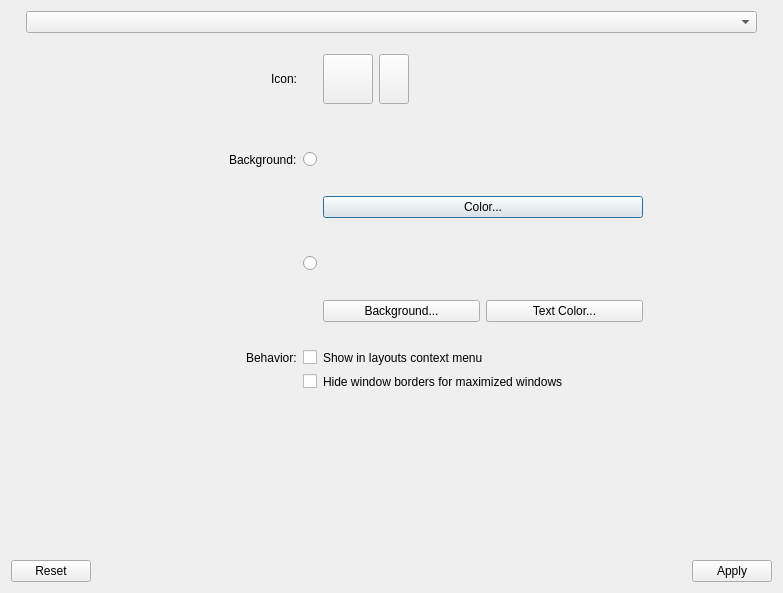
The window that app/settings/dialogs/detailsdialog.ui (KDE/latte-dock) describes before a commit, drawn with Qt 5.
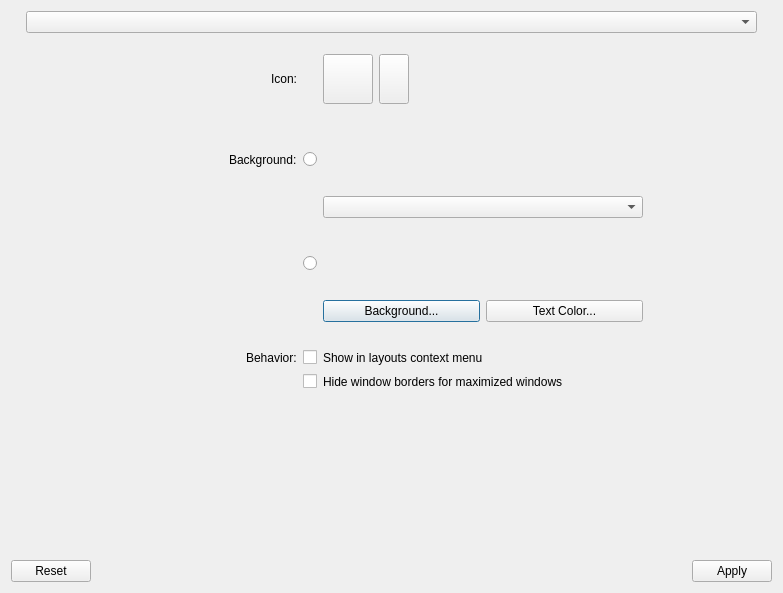
The same window after the commit. Icons and pictures are not drawn. Custom widgets are drawn as their Qt base class.

Commit message: add color combobox in Details window

```diff
--- a/app/settings/dialogs/detailsdialog.ui
+++ b/app/settings/dialogs/detailsdialog.ui
@@ -58,22 +58,13 @@
          <item row="4" column="2">
           <layout class="QHBoxLayout" name="horizontalLayout">
            <item>
-            <widget class="QPushButton" name="colorBtn">
-             <property name="sizePolicy">
-              <sizepolicy hsizetype="Minimum" vsizetype="Fixed">
-               <horstretch>0</horstretch>
-               <verstretch>0</verstretch>
-              </sizepolicy>
-             </property>
+            <widget class="QComboBox" name="colorCmb">
              <property name="minimumSize">
               <size>
                <width>320</width>
                <height>0</height>
               </size>
              </property>
-             <property name="text">
-              <string>Color...</string>
-             </property>
             </widget>
            </item>
            <item>
```
